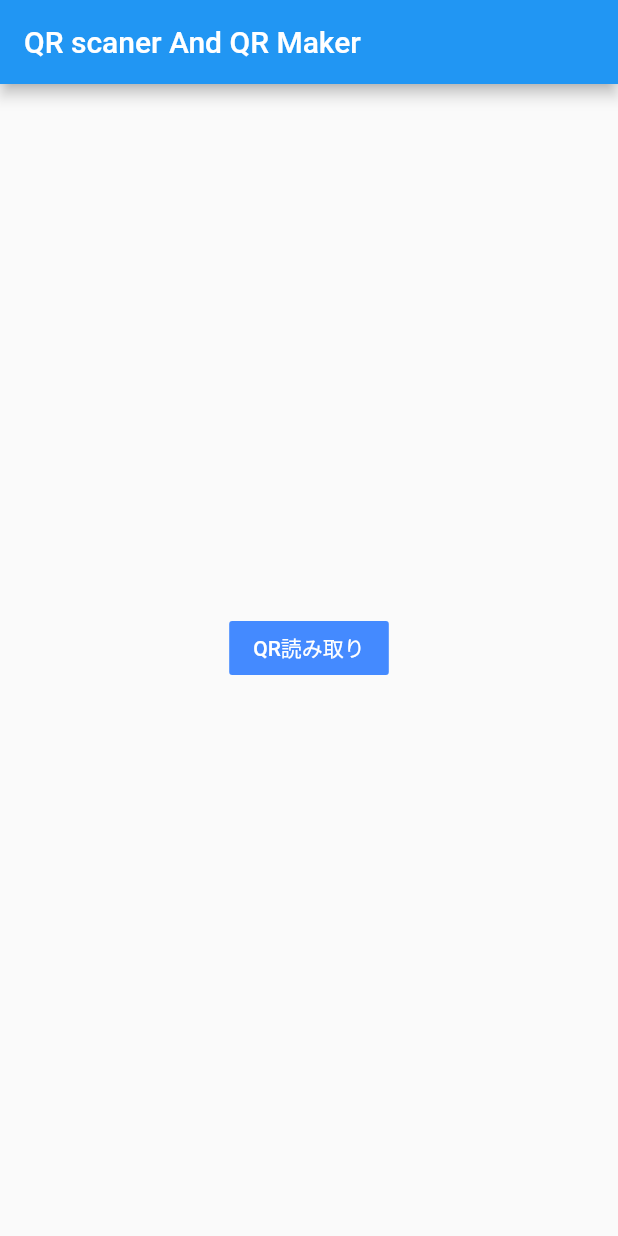
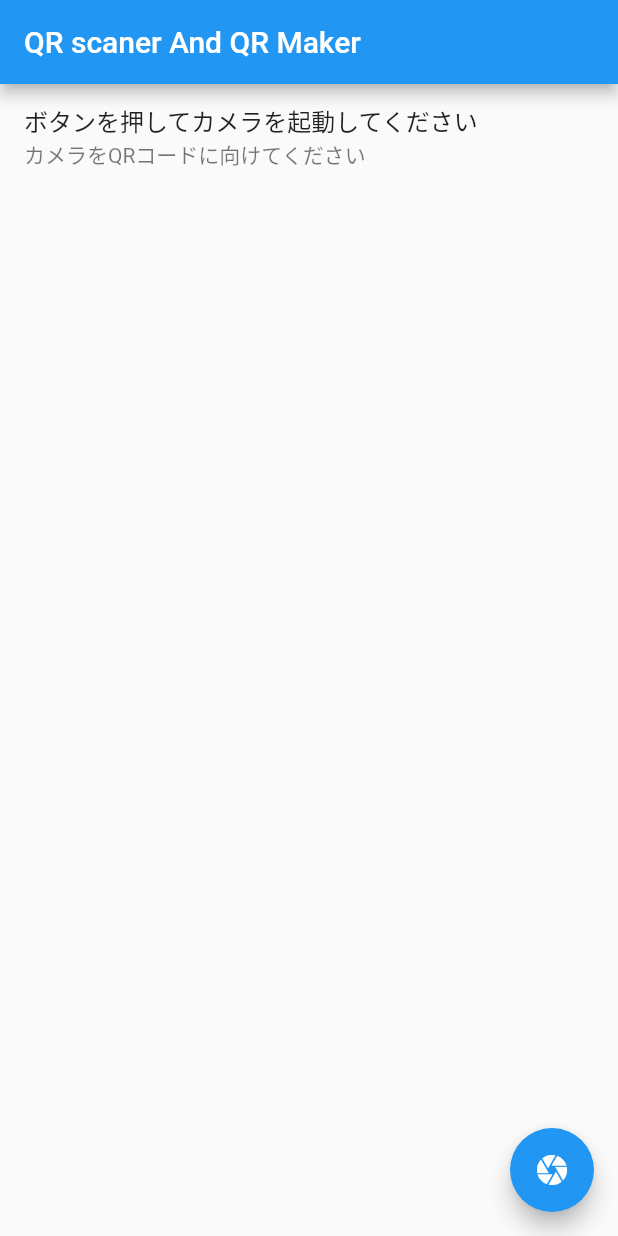
Before and after one commit to y-sato-ideal/ideal, a Flutter app: the screen it shows after launch, on a phone screen of 412 x 824 dp. Run offline on Flutter 3.47's test engine with Material 2 defaults, Android fonts, the phone set to English and light mode, and no system bars; missing offline and left inert: barcode_scan.

Commit message:
20210516

```diff
--- a/lib/main.dart
+++ b/lib/main.dart
@@ -27,47 +27,77 @@ class MyHomePage extends StatefulWidget {
 }
 
 class _MyHomePageState extends State<MyHomePage> {
-  String barcode = '';
+  ScanResult scanResult;
 
-  /// QRスキャン開始、結果取得
-  Future scan() async {
+  Future _scan() async {
     try {
-      String barcode = await BarcodeScanner.scan() as String;
-      setState(() => this.barcode = barcode);
+      var result = await BarcodeScanner.scan();
+      setState(() => scanResult = result);
     } on PlatformException catch (e) {
+      var result = ScanResult(
+        type: ResultType.Error,
+        format: BarcodeFormat.unknown,
+      );
       if (e.code == BarcodeScanner.cameraAccessDenied) {
         setState(() {
-          this.barcode = 'ユーザーがカメラの許可を与えていません！';
+          result.rawContent = 'カメラへのアクセスが許可されていません!';
         });
       } else {
-        setState(() => this.barcode = '不明なエラー: $e');
+        result.rawContent = 'エラー: $e';
       }
-    } on FormatException{
-      setState(() => this.barcode = '読み取りできませんでした');
-    } catch (e) {
-      setState(() => this.barcode = '読み取りできませんでした: $e');
+      setState(() {
+        scanResult = result;
+      });
     }
   }
 
   @override
   Widget build(BuildContext context) {
-    return Scaffold(
-      appBar: AppBar(
-        title: Text(widget.title),
+    var contentList = <Widget>[
+      if (scanResult != null)
+        Card(
+          child: Column(
+            children: <Widget>[
+              ListTile(
+                title: Text("Result Type"),
+                subtitle: Text(scanResult.type?.toString() ?? ""),
+              ),
+              ListTile(
+                title: Text("RawContent"),
+                subtitle: Text(scanResult.rawContent ?? ""),
+              ),
+              ListTile(
+                title: Text("Format"),
+                subtitle: Text(scanResult.format?.toString() ?? ""),
+              ),
+              ListTile(
+                title: Text("Format note"),
+                subtitle: Text(scanResult.formatNote ?? ""),
+              ),
+            ],
+          ),
+        ),
+      ListTile(
+        title: Text("ボタンを押してカメラを起動してください"),
+        subtitle: Text("カメラをQRコードに向けてください"),
       ),
-      body: Center(
-        child: Column(
-          mainAxisAlignment: MainAxisAlignment.center,
-          children: <Widget>[
-            FlatButton(
-              color: Colors.blueAccent,
-              child: Text('QR読み取り', style: TextStyle(color: Colors.white),),
-              onPressed: scan,
-            ),
-            Text(barcode)
-          ],
-        ),
-      ),
-    );
+    ];
+    return MaterialApp(
+        debugShowCheckedModeBanner: false,
+        home: Scaffold(
+          appBar: AppBar(
+            title: Text(widget.title),
+          ),
+          body: ListView(
+            scrollDirection: Axis.vertical,
+            shrinkWrap: true,
+            children: contentList,
+          ),
+          floatingActionButton: FloatingActionButton(
+            onPressed: _scan,
+            tooltip: 'Scan',
+            child: Icon(Icons.camera),
+          ),
+        ));
   }
 }
```
